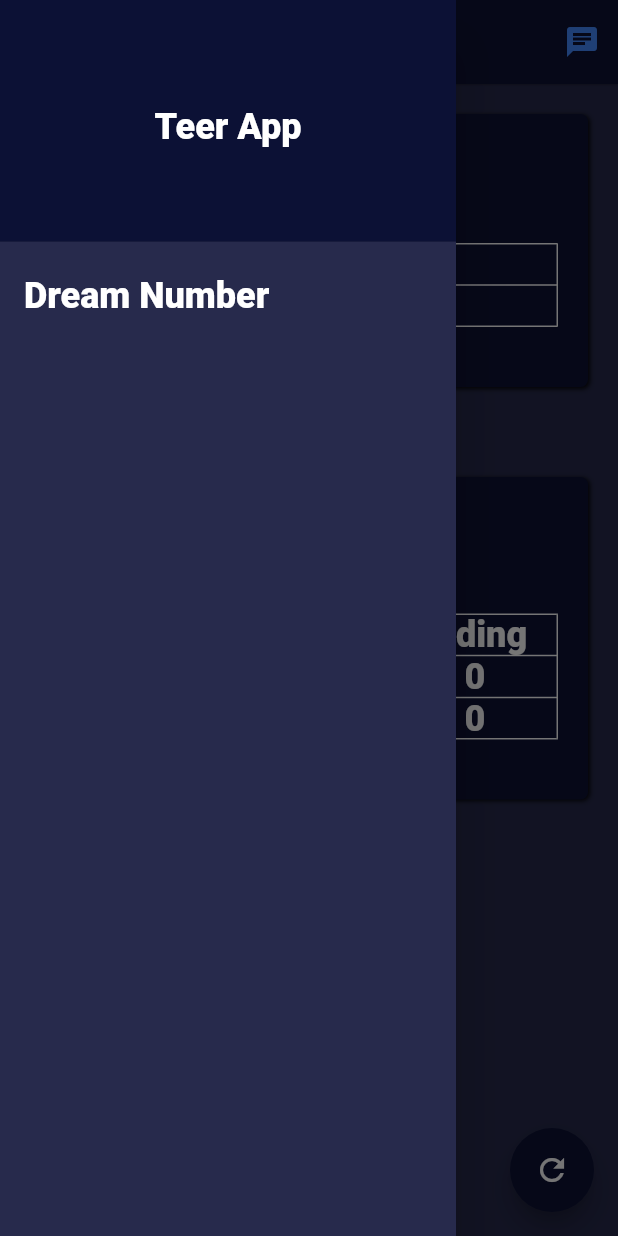
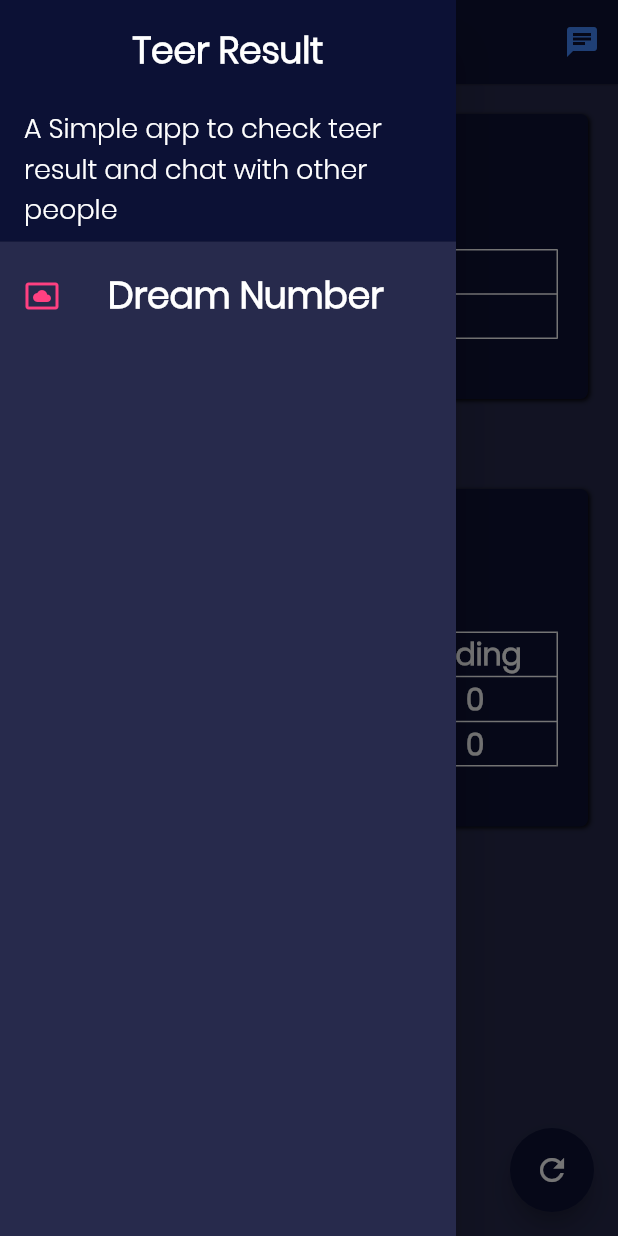
Before and after one commit to AbhijitL/teer_app, a Flutter app: the screen it shows after launch, with the side drawer open, on a phone screen of 412 x 824 dp. Run offline on Flutter 3.47's test engine with Material 2 defaults, Android fonts, the light colour scheme and no system bars; our stand-ins replace csv, firebase_database; accounts and stored records are empty.

Commit message:
Ui Overhaul changes

```diff
--- a/lib/UI/HomeScreen.dart
+++ b/lib/UI/HomeScreen.dart
@@ -199,7 +199,7 @@ class _AppssState extends State<Appss> {
           iconTheme: new IconThemeData(color: Colors.blueAccent),
         ),
         floatingActionButton: FloatingActionButton(
-          backgroundColor: Color.fromRGBO(12, 17, 53, 50),
+          backgroundColor: Color.fromRGBO(12, 17, 53, 30),
           onPressed: (){
             fetchData1();
             fetchData2();
@@ -214,18 +214,27 @@ class _AppssState extends State<Appss> {
         ),
         drawer: Theme(
           data: Theme.of(context).copyWith(
-            canvasColor: Color.fromRGBO(39, 42, 76, 50.0),
+            canvasColor: Color.fromRGBO(39, 42, 76,50),
           ),
           child: Drawer(
           child:ListView(
             children: <Widget>[
               DrawerHeader(
-                child: Center( child: Text("Teer App",style: TextStyle(fontSize: 24.0,color: Colors.white,fontWeight: FontWeight.w900),),),
+                child: Container(
+                  child: Column(
+                    mainAxisAlignment: MainAxisAlignment.spaceBetween,
+                    children: <Widget>[
+                      Text("Teer Result",style: TextStyle(fontSize: 24.0,color: Colors.white,fontWeight: FontWeight.w900),),
+                      Text("A Simple app to check teer result and chat with other people ",style: TextStyle(fontSize: 18.0,color: Colors.white,fontWeight: FontWeight.w500),),
+                    ],
+                  ),
+                ),
                 decoration: BoxDecoration(
-                  color: Color.fromRGBO(12, 17, 53, 100),
+                  color: Color.fromRGBO(12, 17, 53, 50),
                 ),
               ),
               ListTile(
+                leading: Icon(Icons.settings_system_daydream,color: Colors.pinkAccent,),
                 title: Text("Dream Number",style: TextStyle(fontSize: 24.0,color: Colors.white,fontWeight: FontWeight.w900),),
                 onTap: (){
                   Navigator.push(context,
@@ -243,6 +252,7 @@ class _AppssState extends State<Appss> {
         Container(
           padding: EdgeInsets.all(20.0),
           child: Column(
+            mainAxisAlignment: MainAxisAlignment.spaceAround,
             children: <Widget>[
               Container(
                 padding: EdgeInsets.fromLTRB(20, 10, 20, 40),
@@ -262,11 +272,11 @@ class _AppssState extends State<Appss> {
                 child:Column(
                 children: <Widget>[
                   Center(
-                    child: Text("Today Result",style: TextStyle(fontSize: 24.0,color: Colors.white,fontWeight: FontWeight.w900),),
+                    child: Text("Today Result",style: TextStyle(fontSize: 20.0,color: Colors.white,fontWeight: FontWeight.w900),),
                   ),
                   Container(margin: EdgeInsets.only(bottom: 10.0),),
                   Center(
-                    child: Text("$day/$month/$year",style: TextStyle(fontSize: 24.0,color: Colors.white,fontWeight: FontWeight.w900),),
+                    child: Text("$day/$month/$year",style: TextStyle(fontSize: 20.0,color: Colors.white,fontWeight: FontWeight.w900),),
                   ),
                   Container(margin: EdgeInsets.only(bottom: 10.0),),
                   Table(
@@ -276,9 +286,9 @@ class _AppssState extends State<Appss> {
                       TableCell(child: Row(
                         mainAxisAlignment: MainAxisAlignment.spaceAround,
                         children: <Widget>[
-                          new Text("F/R",style: TextStyle(fontSize: 24.0,color: Colors.white,fontWeight: FontWeight.w900,),),
+                          new Text("F/R",style: TextStyle(fontSize: 20.0,color: Colors.white,fontWeight: FontWeight.w900,),),
                           new Text("$result",
-                          style: TextStyle(fontSize: 24.0,color: Colors.white,fontWeight: FontWeight.w900),),
+                          style: TextStyle(fontSize: 20.0,color: Colors.white,fontWeight: FontWeight.w900),),
                         ],
                       ),)
                     ]
@@ -287,8 +297,8 @@ class _AppssState extends State<Appss> {
                       TableCell(child: Row(
                         mainAxisAlignment: MainAxisAlignment.spaceAround,
                         children: <Widget>[
-                          new Text("S/R",style: TextStyle(fontSize: 24.0,color: Colors.white,fontWeight: FontWeight.w900),),
-                          new Text("$result1",style: TextStyle(fontSize: 24.0,color: Colors.white,fontWeight: FontWeight.w900),),
+                          new Text("S/R",style: TextStyle(fontSize: 20.0,color: Colors.white,fontWeight: FontWeight.w900),),
+                          new Text("$result1",style: TextStyle(fontSize: 20.0,color: Colors.white,fontWeight: FontWeight.w900),),
                         ],
                       ),)
                     ]
@@ -319,11 +329,11 @@ class _AppssState extends State<Appss> {
                   children: <Widget>[
                     Container(margin: EdgeInsets.only(top: 20.0),),
                     Center(
-                      child: Text("Common Number",style: TextStyle(fontSize: 24.0,color: Colors.white,fontWeight: FontWeight.w900,),),
+                      child: Text("Common Number",style: TextStyle(fontSize: 20.0,color: Colors.white,fontWeight: FontWeight.w900,),),
                     ),
                     Container(margin: EdgeInsets.only(top: 5.0),),
                     Center(
-                      child: Text("$day/$month/$year",style: TextStyle(fontSize: 24.0,color: Colors.white,fontWeight: FontWeight.w900,),),
+                      child: Text("$day/$month/$year",style: TextStyle(fontSize: 20.0,color: Colors.white,fontWeight: FontWeight.w900,),),
                     ),
                     Container(margin: EdgeInsets.only(top: 10.0),),
                     Table(
@@ -334,9 +344,9 @@ class _AppssState extends State<Appss> {
                             child: Row(
                               mainAxisAlignment: MainAxisAlignment.spaceAround,
                               children: <Widget>[
-                                new Text("Direct",style: TextStyle(fontSize: 24.0,color: Colors.white,fontWeight: FontWeight.w900,),),
-                                new Text("House",style: TextStyle(fontSize: 24.0,color: Colors.white,fontWeight: FontWeight.w900,),),
-                                new Text("Ending",style: TextStyle(fontSize: 24.0,color: Colors.white,fontWeight: FontWeight.w900,),),
+                                new Text("Direct",style: TextStyle(fontSize: 20.0,color: Colors.white,fontWeight: FontWeight.w900,),),
+                                new Text("House",style: TextStyle(fontSize: 20.0,color: Colors.white,fontWeight: FontWeight.w900,),),
+                                new Text("Ending",style: TextStyle(fontSize: 20.0,color: Colors.white,fontWeight: FontWeight.w900,),),
                               ],
                             ),
                           ),],
@@ -347,9 +357,9 @@ class _AppssState extends State<Appss> {
                             child: Row(
                               mainAxisAlignment: MainAxisAlignment.spaceAround,
                               children: <Widget>[
-                                new Text('$direct1',style: TextStyle(fontSize: 24.0,color: Colors.white,fontWeight: FontWeight.w900,),),
-                                new Text("$house1",style: TextStyle(fontSize: 24.0,color: Colors.white,fontWeight: FontWeight.w900,),),
-                                new Text("$ending1",style: TextStyle(fontSize: 24.0,color: Colors.white,fontWeight: FontWeight.w900,),),
+                                new Text('$direct1',style: TextStyle(fontSize: 20.0,color: Colors.white,fontWeight: FontWeight.w900,),),
+                                new Text("$house1",style: TextStyle(fontSize: 20.0,color: Colors.white,fontWeight: FontWeight.w900,),),
+                                new Text("$ending1",style: TextStyle(fontSize: 20.0,color: Colors.white,fontWeight: FontWeight.w900,),),
                               ],
                             ),
                           ),],
@@ -360,9 +370,9 @@ class _AppssState extends State<Appss> {
                             child: Row(
                               mainAxisAlignment: MainAxisAlignment.spaceAround,
                               children: <Widget>[
-                                new Text('$direct2',style: TextStyle(fontSize: 24.0,color: Colors.white,fontWeight: FontWeight.w900,),),
-                                new Text("$house2",style: TextStyle(fontSize: 24.0,color: Colors.white,fontWeight: FontWeight.w900,),),
-                                new Text("$ending2",style: TextStyle(fontSize: 24.0,color: Colors.white,fontWeight: FontWeight.w900,),),
+                                new Text('$direct2',style: TextStyle(fontSize: 20.0,color: Colors.white,fontWeight: FontWeight.w900,),),
+                                new Text("$house2",style: TextStyle(fontSize: 20.0,color: Colors.white,fontWeight: FontWeight.w900,),),
+                                new Text("$ending2",style: TextStyle(fontSize: 20.0,color: Colors.white,fontWeight: FontWeight.w900,),),
                               ],
                             ),
                           ),],
--- a/lib/main.dart
+++ b/lib/main.dart
@@ -5,6 +5,9 @@ void main(){
   runApp(MaterialApp(
     title: "Teer Result",
     debugShowCheckedModeBanner: false,
+    theme: ThemeData(
+      fontFamily: 'Poppins',
+    ),
     home: Appss(),
   ));
 }
```
Also changed, not shown: pubspec.yaml (+4 -4 lines), asset/Poppins-Light.ttf (added), 1 other file.
